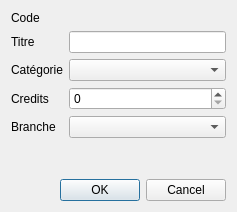
Shiroy/utprofiler, file uv_editor.ui: the form before one commit.
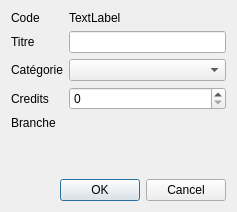
The form after the commit.

Patch:
```diff
--- a/uv_editor.ui
+++ b/uv_editor.ui
@@ -63,8 +63,15 @@
        </property>
       </widget>
      </item>
+     <item row="0" column="1">
+      <widget class="QLabel" name="uvCode">
+       <property name="text">
+        <string>TextLabel</string>
+       </property>
+      </widget>
+     </item>
      <item row="4" column="1">
-      <widget class="QComboBox" name="comboBranche"/>
+      <layout class="QVBoxLayout" name="casesBranche"/>
      </item>
     </layout>
    </item>
```
